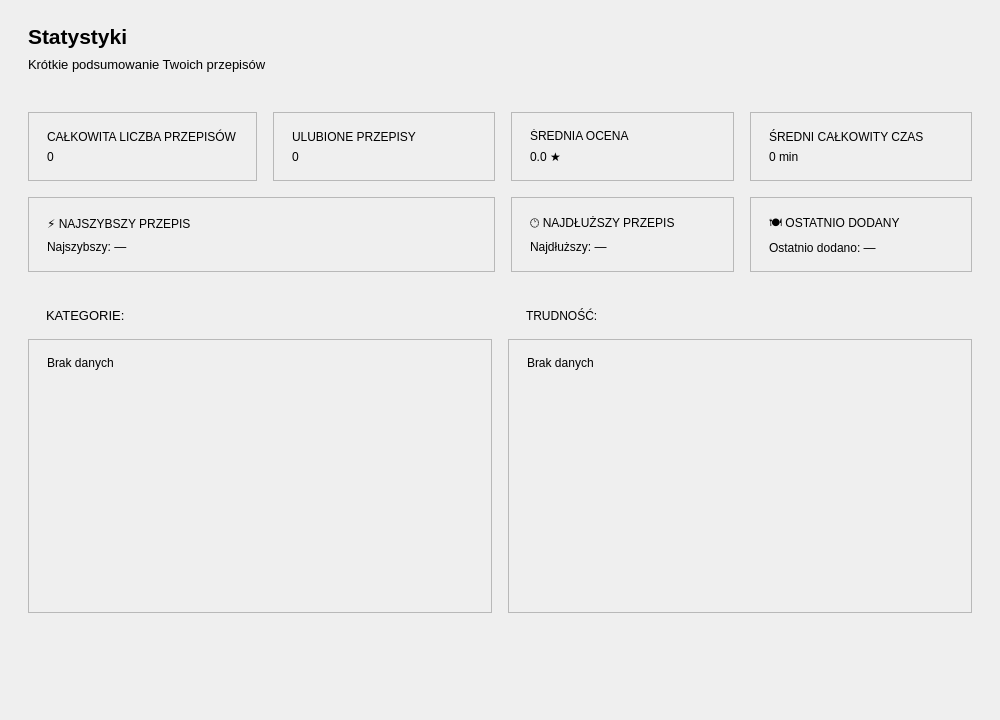
Before: the Qt Designer form RecipeManager/pages/StatisticsPage.ui in akmqu/recipe-manager, drawn with Qt 5.
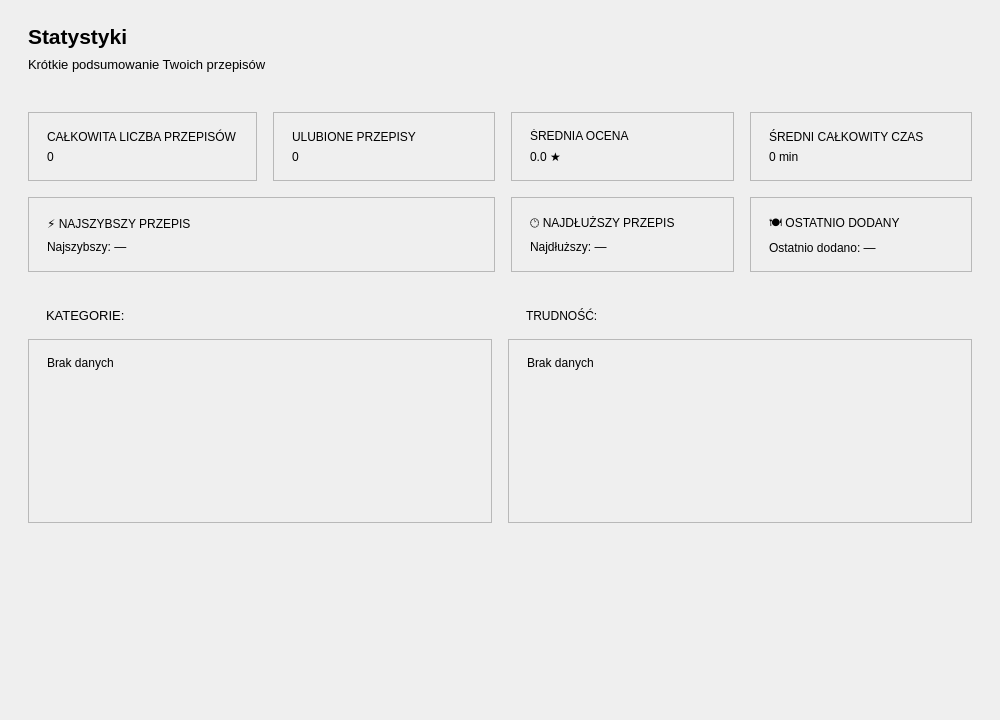
After: the same form once the commit is applied.

Patch:
```diff
--- a/RecipeManager/pages/StatisticsPage.ui
+++ b/RecipeManager/pages/StatisticsPage.ui
@@ -519,7 +519,7 @@
             <property name="minimumSize">
              <size>
               <width>0</width>
-              <height>240</height>
+              <height>150</height>
              </size>
             </property>
             <property name="text">
@@ -562,7 +562,7 @@
             <property name="minimumSize">
              <size>
               <width>0</width>
-              <height>240</height>
+              <height>150</height>
              </size>
             </property>
             <property name="text">
@@ -586,6 +586,9 @@
        <property name="orientation">
         <enum>Qt::Vertical</enum>
        </property>
+       <property name="sizeType">
+        <enum>QSizePolicy::Expanding</enum>
+       </property>
        <property name="sizeHint" stdset="0">
         <size>
          <width>20</width>
```
